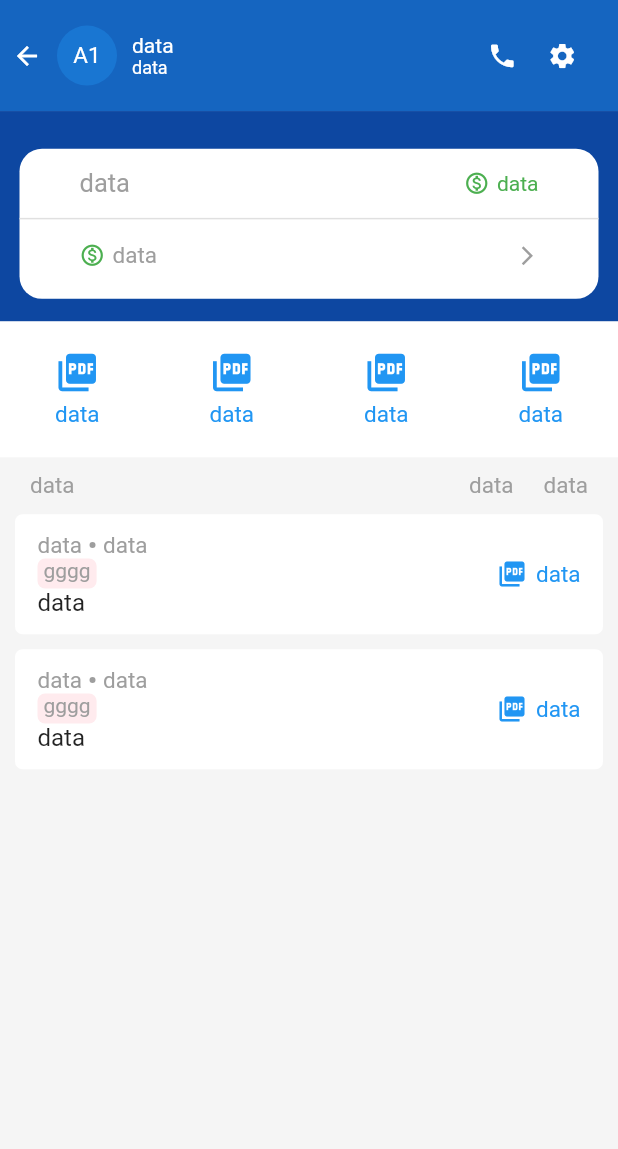
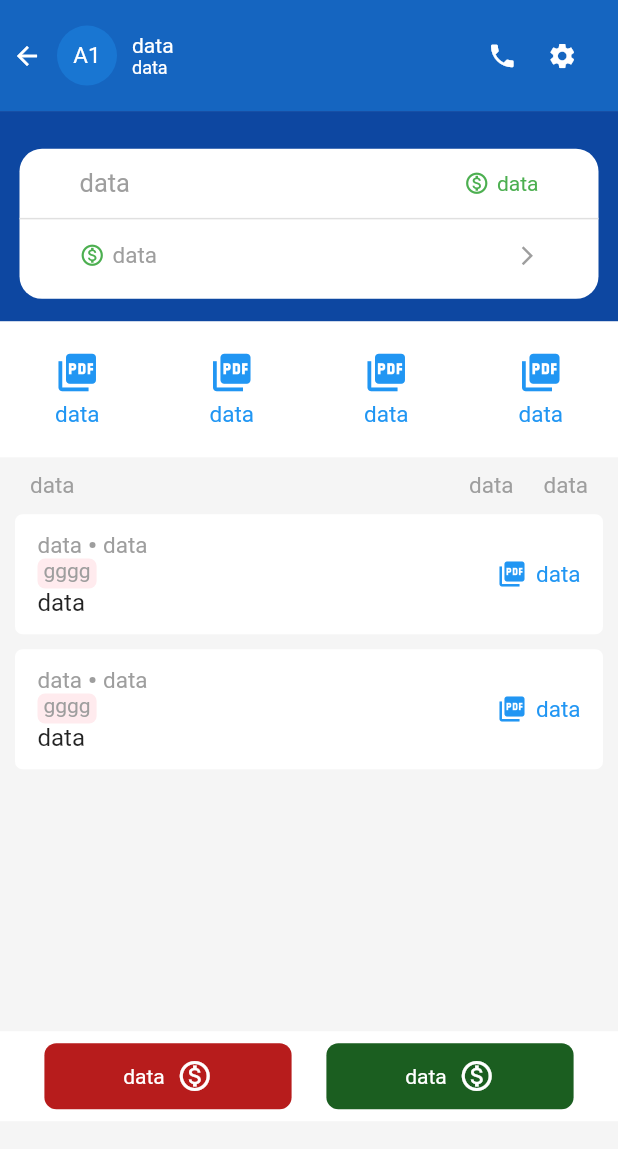
Before and after one commit to SadiaAfrin55/practice, a Flutter app: the PageTwo screen opened by its route, on a phone screen of 412 x 824 dp. Shown: the top 1149 px of the screen. Run offline on Flutter 3.47's test engine with Material 2 defaults, Android fonts, the phone set to English and light mode, and no system bars.

Commit message:
second commit

```diff
--- a/lib/Widget/AppBar/custom_appbar.dart
+++ b/lib/Widget/AppBar/custom_appbar.dart
@@ -10,7 +10,6 @@ class CustomAppBar extends StatelessWidget {
       color: Colors.blue.shade800,
       child: Container(
         margin: EdgeInsets.symmetric(horizontal: 8),
-        child: Expanded(
         child: Row(
           mainAxisAlignment: MainAxisAlignment.spaceBetween,
           children: [
@@ -52,7 +51,6 @@ class CustomAppBar extends StatelessWidget {
           ],
         ),
       ),
-      ),
     );
   }
 }
--- a/lib/page_two.dart
+++ b/lib/page_two.dart
@@ -14,8 +14,7 @@ class PageTwo extends StatelessWidget {
         backgroundColor: Colors.grey.shade100,
         body: Container(
           child: SingleChildScrollView(
-            child: Stack(
-              alignment: Alignment.topCenter,
+            child: Column(
               children: [
                 Column(
                   children: [
@@ -156,7 +155,7 @@ class PageTwo extends StatelessWidget {
                     ),
                     Container(
                       margin: EdgeInsets.symmetric(horizontal: 10),
-                      height: MediaQuery.of(context).size.height,
+                      height: MediaQuery.of(context).size.height*0.4,
                       child: ListView.builder(
                           itemCount: 2,
                           itemBuilder: (context,index){
@@ -166,12 +165,52 @@ class PageTwo extends StatelessWidget {
                     ),
                   ],
                 ),
-                Positioned(
-                  bottom: 0,
-                  right: 0,
-                  child: Container(
-                    height: MediaQuery.of(context).size.height*0.1,
-                    color: Colors.lime.shade900,
+                SizedBox(height: 15,),
+                Container(
+                  width: MediaQuery.of(context).size.width,
+                  height: 60,
+                  color: Colors.white,
+                  child: Padding(
+                    padding: const EdgeInsets.symmetric(horizontal: 18.0),
+                    child: Row(
+                      mainAxisAlignment: MainAxisAlignment.spaceAround,
+                      children: [
+                        Container(
+                          width: MediaQuery.of(context).size.width*0.4,
+                          height:44,
+                          decoration: BoxDecoration(
+                            color: Colors.red.shade900,
+                            borderRadius: BorderRadius.circular(8)
+                          ),
+                          child: Row(
+                            mainAxisAlignment: MainAxisAlignment.center,
+                            children: [
+                              Text('data',style: TextStyle(fontSize: 14,color: Colors.white),),
+                              SizedBox(width: 8,),
+                              Icon(Icons.monetization_on_outlined,color: Colors.white,)
+                            ],
+                          ),
+
+                        ),
+                        Container(
+                          width: MediaQuery.of(context).size.width*0.4,
+                          height:44,
+                          decoration: BoxDecoration(
+                              color: Colors.green.shade900,
+                              borderRadius: BorderRadius.circular(8)
+                          ),
+                          child: Row(
+                            mainAxisAlignment: MainAxisAlignment.center,
+                            children: [
+                              Text('data',style: TextStyle(fontSize: 14,color: Colors.white),),
+                              SizedBox(width: 8,),
+                              Icon(Icons.monetization_on_outlined,color: Colors.white,)
+                            ],
+                          ),
+
+                        ),
+                      ],
+                    ),
                   ),
                 ),
               ],
```
Lines whose indentation alone changed are shown as unchanged.
